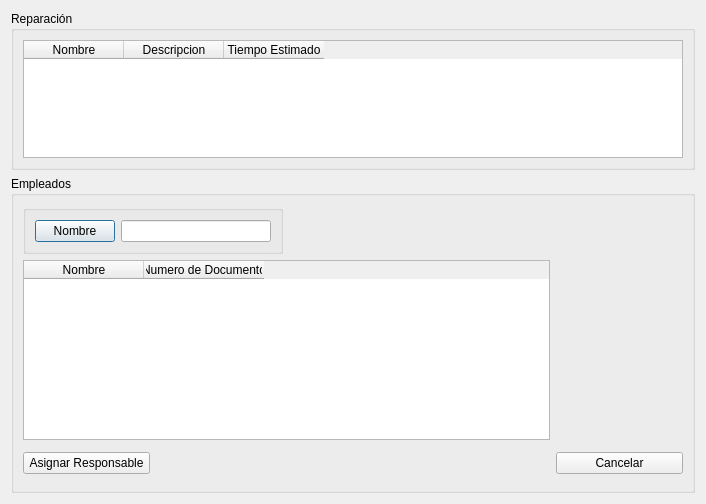
This is src/ui/DialogAsignarReparacion.ui in guilleurrutia10/division-transporte as Qt 5 draws it before an edit. The edited form follows.
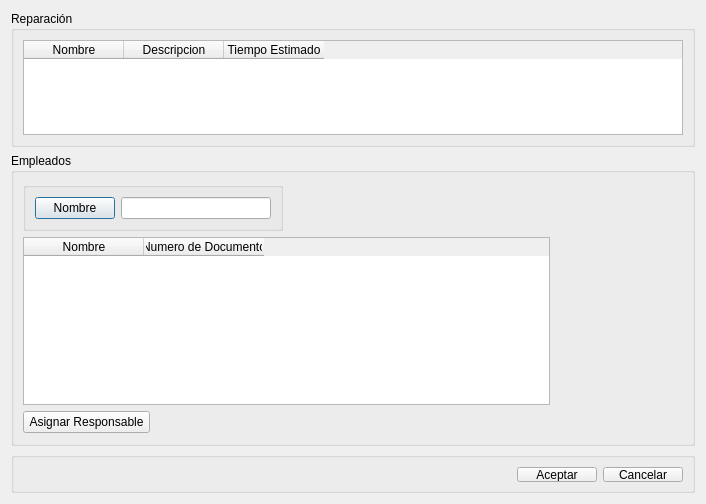
This is the edited form.

Commit message: modificaciones ui con group box parte 2

Diff of the .ui file:
```diff
--- a/src/ui/DialogAsignarReparacion.ui
+++ b/src/ui/DialogAsignarReparacion.ui
@@ -143,13 +143,66 @@
         </property>
        </spacer>
       </item>
-      <item row="3" column="4">
-       <widget class="QPushButton" name="pushButton_Cancelar">
+     </layout>
+    </widget>
+   </item>
+   <item>
+    <widget class="QGroupBox" name="groupBoxButtonBox">
+     <property name="minimumSize">
+      <size>
+       <width>271</width>
+       <height>41</height>
+      </size>
+     </property>
+     <property name="maximumSize">
+      <size>
+       <width>16777215</width>
+       <height>41</height>
+      </size>
+     </property>
+     <property name="title">
+      <string/>
+     </property>
+     <layout class="QGridLayout" name="gridLayout_2">
+      <property name="leftMargin">
+       <number>9</number>
+      </property>
+      <property name="topMargin">
+       <number>9</number>
+      </property>
+      <property name="rightMargin">
+       <number>9</number>
+      </property>
+      <property name="bottomMargin">
+       <number>8</number>
+      </property>
+      <item row="0" column="1">
+       <widget class="QPushButton" name="pushButtonAceptar">
+        <property name="text">
+         <string>Aceptar</string>
+        </property>
+       </widget>
+      </item>
+      <item row="0" column="2">
+       <widget class="QPushButton" name="pushButtonCancelar">
         <property name="text">
          <string>Cancelar</string>
         </property>
        </widget>
       </item>
+      <item row="0" column="0">
+       <spacer name="horizontalSpacer_3">
+        <property name="orientation">
+         <enum>Qt::Horizontal</enum>
+        </property>
+        <property name="sizeHint" stdset="0">
+         <size>
+          <width>40</width>
+          <height>20</height>
+         </size>
+        </property>
+       </spacer>
+      </item>
      </layout>
     </widget>
    </item>
```
Left out of the diff: 6 changed lines with no effect on the pictures. The commit also changes 28 other files.
